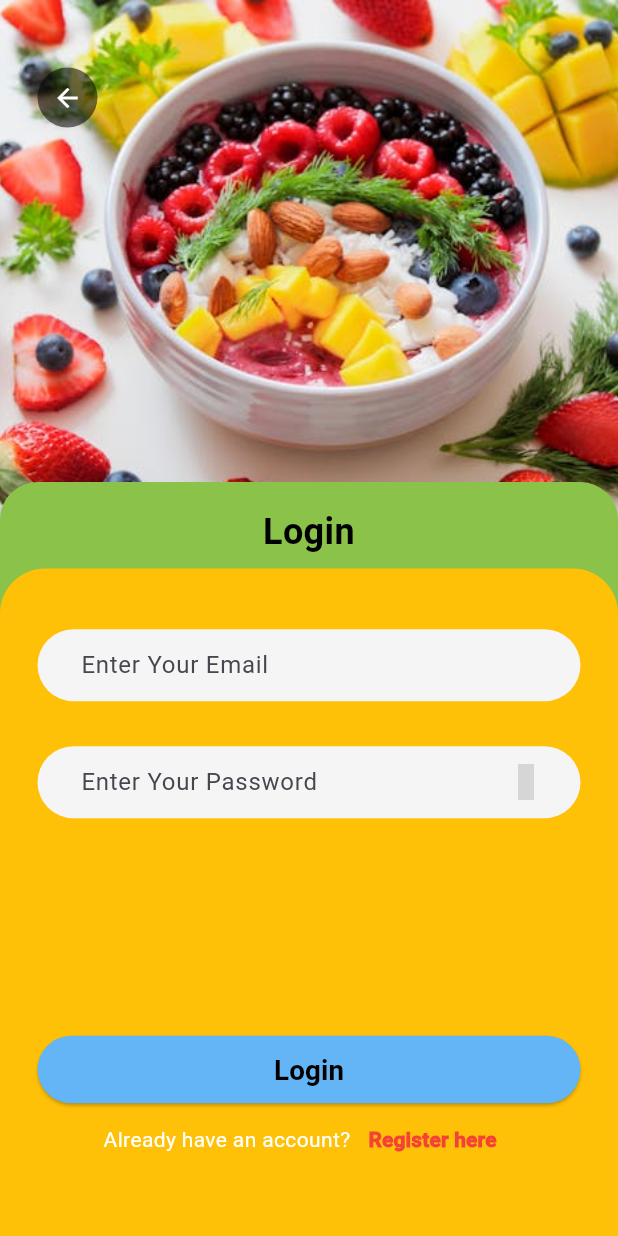
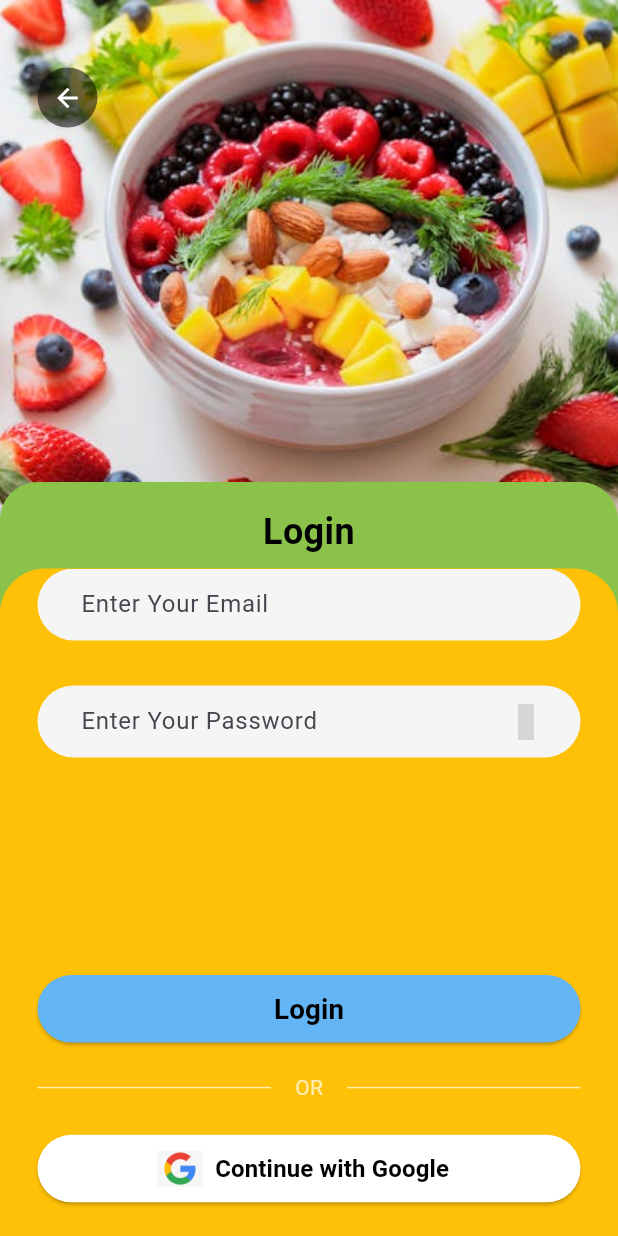
Before and after one commit to Xierra-Dev/nutriguide-firebase, a Flutter app: the LoginPage screen opened directly, on a phone screen of 412 x 824 dp. Run offline on Flutter 3.47's test engine with Material 3 defaults, Android fonts, the phone set to English and light mode, and no system bars; our stand-ins replace cloud_firestore, firebase_auth, firebase_core, firebase_messaging, fl_chart, google_sign_in and 4 more; missing offline and left inert: cloudinary_public, linear_progress_bar; accounts and stored records are empty; network calls fail; grey boxes are pictures that could not be loaded.

Commit message:
LOGIN GOOGLE

```diff
--- a/lib/login_page.dart
+++ b/lib/login_page.dart
@@ -445,6 +445,81 @@ class _LoginPageState extends State<LoginPage> {
                             ),
                           ),
                         ),
+                        // Add these new widgets
+                        const SizedBox(height: 20),  // Spacing between buttons
+                        const Row(
+                          children: [
+                            Expanded(child: Divider(color: Colors.white70)),
+                            Padding(
+                              padding: EdgeInsets.symmetric(horizontal: 16),
+                              child: Text(
+                                'OR',
+                                style: TextStyle(color: Colors.white70),
+                              ),
+                            ),
+                            Expanded(child: Divider(color: Colors.white70)),
+                          ],
+                        ),
+                        const SizedBox(height: 20),  // Spacing between divider and Google button
+                        ElevatedButton.icon(
+                          style: ElevatedButton.styleFrom(
+                            backgroundColor: Colors.white,
+                            foregroundColor: Colors.black,
+                            minimumSize: const Size(double.infinity, 45),
+                            shape: RoundedRectangleBorder(
+                              borderRadius: BorderRadius.circular(50),
+                            ),
+                          ),
+                          icon: Image.asset(
+                            'assets/images/google_logo.png',
+                            height: 24,
+                          ),
+                          label: const Text(
+                            'Continue with Google',
+                            style: TextStyle(
+                              fontSize: 16,
+                              fontWeight: FontWeight.bold,
+                            ),
+                          ),
+                          onPressed: () async {
+                            try {
+                              final userCredential = await _authService.signInWithGoogle();
+                              if (userCredential != null && mounted) {
+                                // Check if this is first-time login
+                                bool isFirstTime = await _authService.isFirstTimeLogin();
+
+                                // Navigate based on first-time login status
+                                Navigator.pushReplacement(
+                                  context,
+                                  MaterialPageRoute(
+                                    builder: (context) => isFirstTime
+                                        ? const PersonalizationPage()
+                                        : const HomePage(),
+                                  ),
+                                );
+                              }
+                            } catch (e) {
+                              ScaffoldMessenger.of(context).showSnackBar(
+                                SnackBar(
+                                  content: Row(
+                                    children: [
+                                      const Icon(Icons.error, color: Colors.white),
+                                      const SizedBox(width: 8),
+                                      Expanded(
+                                        child: Text(
+                                          'Error signing in with Google: ${e.toString()}',
+                                          style: const TextStyle(color: Colors.white),
+                                        ),
+                                      ),
+                                    ],
+                                  ),
+                                  backgroundColor: Colors.red,
+                                ),
+                              );
+                            }
+                          },
+                        ),
+                        const SizedBox(height: 20),  // Spacing before "Already have an account?"
                         Align(
                           alignment: Alignment.center,
                           child: Row(
--- a/lib/services/auth_service.dart
+++ b/lib/services/auth_service.dart
@@ -1,10 +1,17 @@
 import 'dart:async';
 import 'package:cloud_firestore/cloud_firestore.dart';
 import 'package:firebase_auth/firebase_auth.dart';
+import 'package:google_sign_in/google_sign_in.dart';
 
 class AuthService {
   final FirebaseAuth _auth = FirebaseAuth.instance;
   final FirebaseFirestore _firestore = FirebaseFirestore.instance;
+  final GoogleSignIn _googleSignIn = GoogleSignIn(
+    scopes: [
+      'email',
+      'profile',
+    ],
+  );
 
   // Get current user
   User? get currentUser => _auth.currentUser;
@@ -265,4 +272,48 @@ class AuthService {
       return false;
     }
   }
+
+  // Add this method for Google Sign In
+  Future<UserCredential?> signInWithGoogle() async {
+    try {
+      // Hapus sign in yang mungkin masih ada
+      await _googleSignIn.signOut();
+
+      print("Starting Google Sign In process");
+      final GoogleSignInAccount? gUser = await _googleSignIn.signIn();
+
+      print("Google Sign In result: ${gUser?.email}");
+
+      if (gUser == null) {
+        print("Google Sign In cancelled by user");
+        return null;
+      }
+
+      print("Getting Google auth details");
+      final GoogleSignInAuthentication gAuth = await gUser.authentication;
+
+      print("Creating credential");
+      final credential = GoogleAuthProvider.credential(
+        accessToken: gAuth.accessToken,
+        idToken: gAuth.idToken,
+      );
+
+      print("Signing in to Firebase");
+      return await _auth.signInWithCredential(credential);
+    } catch (e) {
+      print('Detailed error in signInWithGoogle: $e');
+      rethrow;
+    }
+  }
+
+  // Add this method to sign out from Google
+  Future<void> signOutGoogle() async {
+    try {
+      await _googleSignIn.signOut();
+      await _auth.signOut();
+    } catch (e) {
+      print('Error signing out from Google: $e');
+      rethrow;
+    }
+  }
 }
--- a/pubspec.yaml
+++ b/pubspec.yaml
@@ -48,6 +48,7 @@ dependencies:
   flutter_timezone: ^4.0.0
   rxdart: ^0.28.0
   fl_chart: ^0.65.0
+  google_sign_in: ^6.2.1
 
   # The following adds the Cupertino Icons font to your application.
   # Use with the CupertinoIcons class for iOS style icons.
@@ -86,6 +87,7 @@ flutter:
     - assets/images/no-internet.png
     - assets/images/no-activity.png
     - assets/images/logo_NutriGuide.png
+    - assets/images/google_logo.png
 
   fonts:
     - family: Pacifico
```
Also changed, not shown: assets/images/google_logo.png (added), pubspec.lock, 4 other files.
